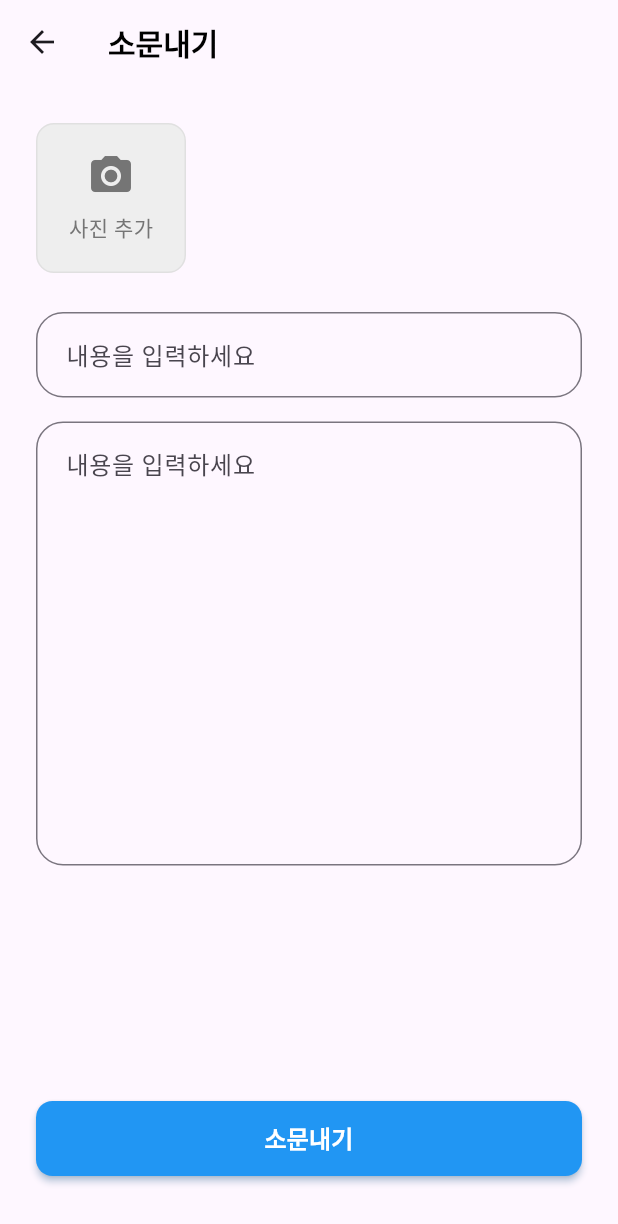
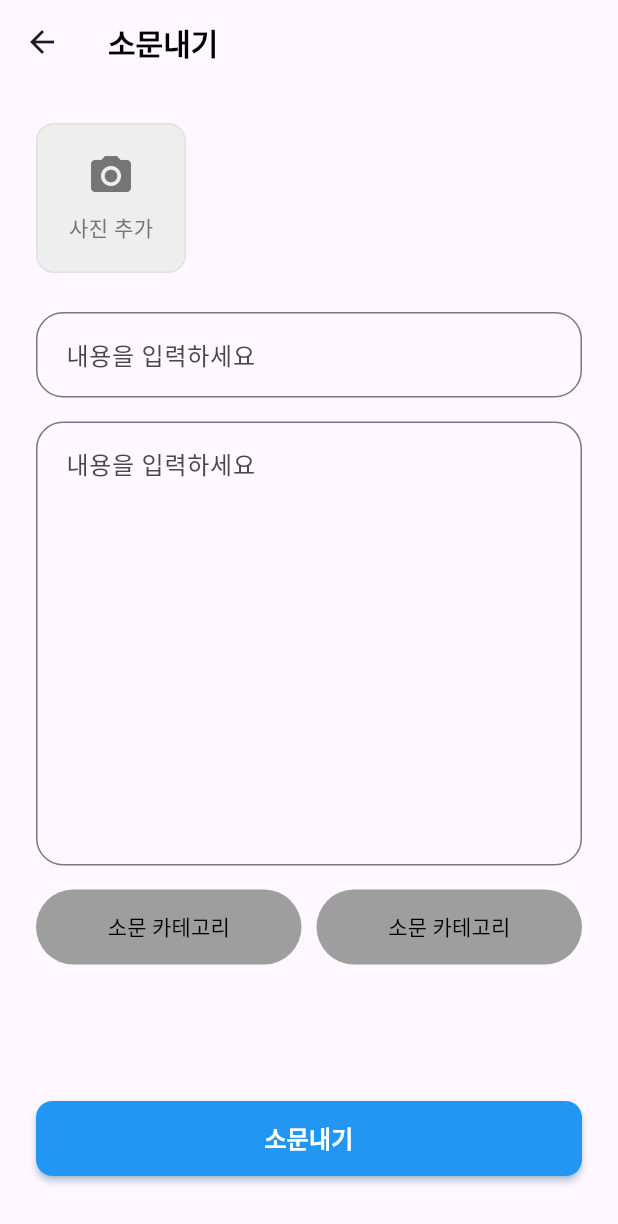
Before and after one commit to HongWonjong/region-based-chat, a Flutter app: the StoryCreatePage screen opened directly, on a phone screen of 412 x 824 dp. Shown: the top 1224 px of the screen. Run offline on Flutter 3.47's test engine with Material 3 defaults, Android fonts, the phone set to English and light mode, and no system bars; our stand-ins replace firebase_core, image_picker; accounts and stored records are empty; generated files the repository leaves out were written again; statements that could not run were skipped.

Commit message:
feat: 스토리 생성 페이지에 카테고리 버튼 추가

```diff
--- a/lib/pages/story_create_page.dart
+++ b/lib/pages/story_create_page.dart
@@ -134,7 +134,17 @@ class _StoryCreatePageState extends State<StoryCreatePage> {
                 contentPadding: EdgeInsets.all(16),
               ),
             ),
+            SizedBox(height: 16),
+            Row(
+              children: [
+                categoreButton(),
+                SizedBox(width: 10),
+                categoreButton(),
+              ],
+            ),
+
             Spacer(),
+
             SizedBox(
               width: double.infinity,
               height: 50,
@@ -164,4 +174,22 @@ class _StoryCreatePageState extends State<StoryCreatePage> {
       ),
     );
   }
+
+  Expanded categoreButton() {
+    return Expanded(
+      child: SizedBox(
+        height: 50,
+        child: ElevatedButton(
+          onPressed: () {},
+          style: ElevatedButton.styleFrom(
+            backgroundColor: Colors.grey,
+            foregroundColor: Colors.black,
+            elevation: 0,
+            shadowColor: Colors.transparent,
+          ),
+          child: Text('소문 카테고리'),
+        ),
+      ),
+    );
+  }
 }
```
